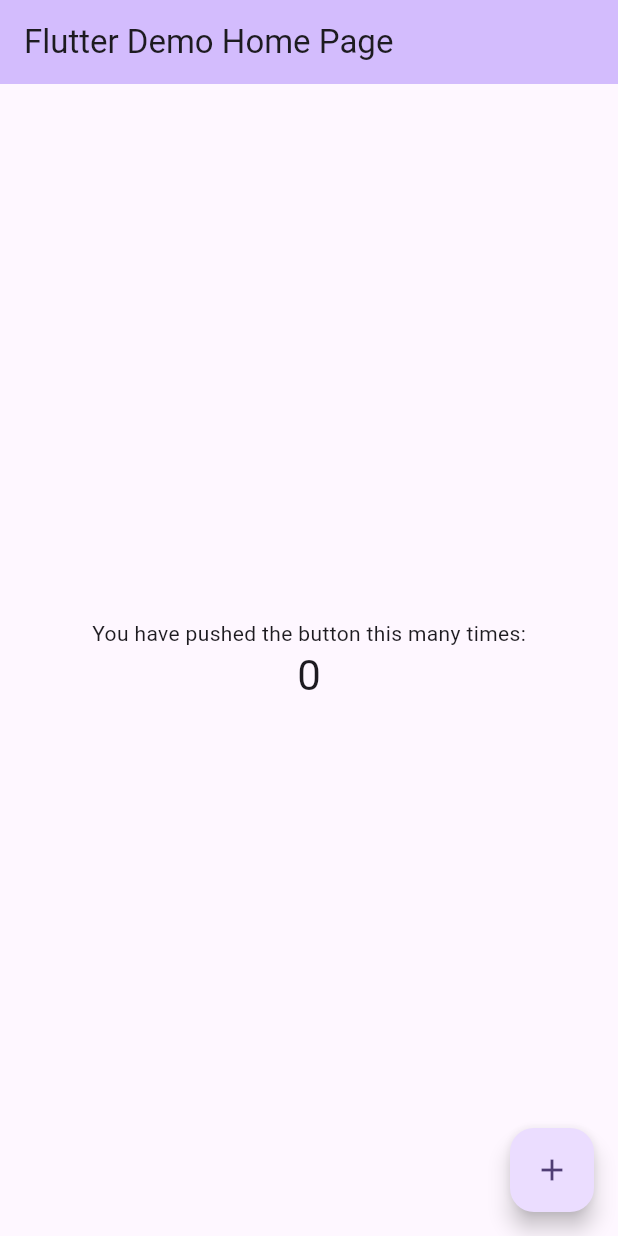
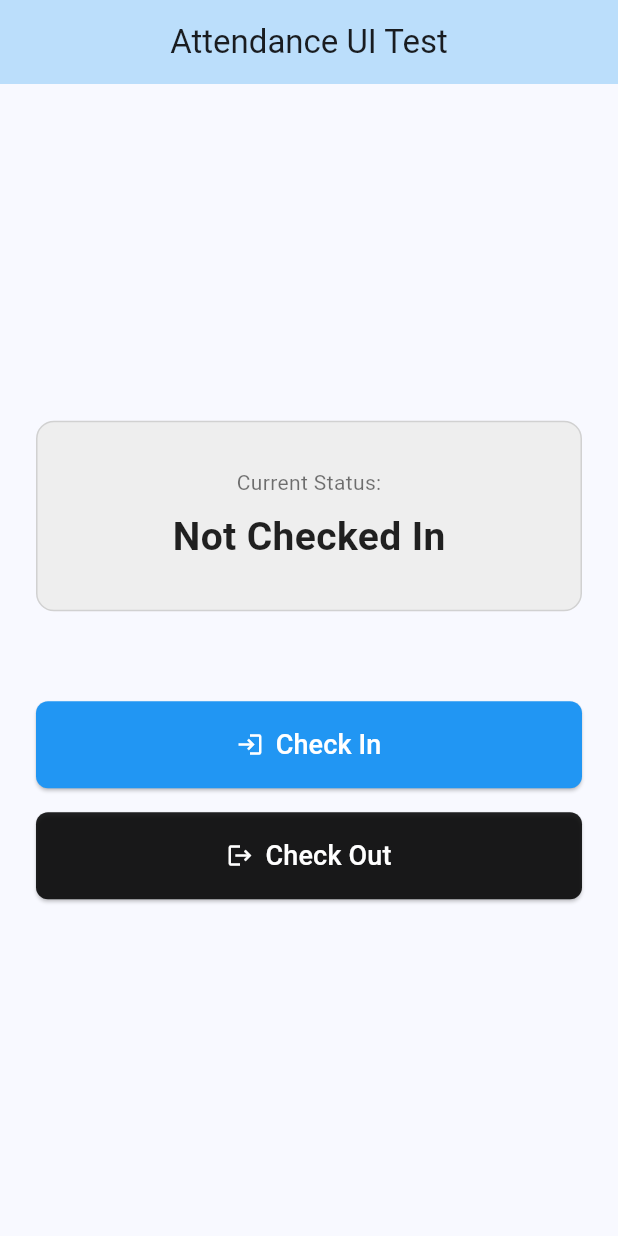
Before and after one commit to RizwanBuhari/smartattendance, a Flutter app: the screen it shows after launch, on a phone screen of 412 x 824 dp. Run offline on Flutter 3.47's test engine with Material 3 defaults, Android fonts, the phone set to English and light mode, and no system bars.

Commit message:
Completed Test 1: Implemented basic local state UI for Check-In and Check-Out buttons

```diff
--- a/mobile/lib/main.dart
+++ b/mobile/lib/main.dart
@@ -1,122 +1,126 @@
 import 'package:flutter/material.dart';
 
 void main() {
-  runApp(const MyApp());
+  runApp(const SmartAttendanceUIApp());
 }
 
-class MyApp extends StatelessWidget {
-  const MyApp({super.key});
+class SmartAttendanceUIApp extends StatelessWidget {
+  const SmartAttendanceUIApp({super.key});
 
-  // This widget is the root of your application.
   @override
   Widget build(BuildContext context) {
     return MaterialApp(
-      title: 'Flutter Demo',
+      debugShowCheckedModeBanner: false,
+      title: 'UI Test 1',
       theme: ThemeData(
-        // This is the theme of your application.
-        //
-        // TRY THIS: Try running your application with "flutter run". You'll see
-        // the application has a purple toolbar. Then, without quitting the app,
-        // try changing the seedColor in the colorScheme below to Colors.green
-        // and then invoke "hot reload" (save your changes or press the "hot
-        // reload" button in a Flutter-supported IDE, or press "r" if you used
-        // the command line to start the app).
-        //
-        // Notice that the counter didn't reset back to zero; the application
-        // state is not lost during the reload. To reset the state, use hot
-        // restart instead.
-        //
-        // This works for code too, not just values: Most code changes can be
-        // tested with just a hot reload.
-        colorScheme: ColorScheme.fromSeed(seedColor: Colors.deepPurple),
+        colorScheme: ColorScheme.fromSeed(seedColor: Colors.blue),
+        useMaterial3: true,
       ),
-      home: const MyHomePage(title: 'Flutter Demo Home Page'),
+      home: const AttendanceScreen(),
     );
   }
 }
 
-class MyHomePage extends StatefulWidget {
-  const MyHomePage({super.key, required this.title});
-
-  // This widget is the home page of your application. It is stateful, meaning
-  // that it has a State object (defined below) that contains fields that affect
-  // how it looks.
-
-  // This class is the configuration for the state. It holds the values (in this
-  // case the title) provided by the parent (in this case the App widget) and
-  // used by the build method of the State. Fields in a Widget subclass are
-  // always marked "final".
-
-  final String title;
+class AttendanceScreen extends StatefulWidget {
+  const AttendanceScreen({super.key});
 
   @override
-  State<MyHomePage> createState() => _MyHomePageState();
+  State<AttendanceScreen> createState() => _AttendanceScreenState();
 }
 
-class _MyHomePageState extends State<MyHomePage> {
-  int _counter = 0;
+class _AttendanceScreenState extends State<AttendanceScreen> {
+  // Local state tracker
+  String _currentStatus = "Not Checked In";
+  Color _statusColor = Colors.grey.shade200;
+  Color _textColor = Colors.black87;
 
-  void _incrementCounter() {
+  void _handleCheckIn() {
     setState(() {
-      // This call to setState tells the Flutter framework that something has
-      // changed in this State, which causes it to rerun the build method below
-      // so that the display can reflect the updated values. If we changed
-      // _counter without calling setState(), then the build method would not be
-      // called again, and so nothing would appear to happen.
-      _counter++;
+      _currentStatus = "Checked In";
+      _statusColor = Colors.green.shade100;
+      _textColor = Colors.green.shade900;
+    });
+  }
+
+  void _handleCheckOut() {
+    setState(() {
+      _currentStatus = "Checked Out";
+      _statusColor = Colors.red.shade100;
+      _textColor = Colors.red.shade900;
     });
   }
 
   @override
   Widget build(BuildContext context) {
-    // This method is rerun every time setState is called, for instance as done
-    // by the _incrementCounter method above.
-    //
-    // The Flutter framework has been optimized to make rerunning build methods
-    // fast, so that you can just rebuild anything that needs updating rather
-    // than having to individually change instances of widgets.
     return Scaffold(
       appBar: AppBar(
-        // TRY THIS: Try changing the color here to a specific color (to
-        // Colors.amber, perhaps?) and trigger a hot reload to see the AppBar
-        // change color while the other colors stay the same.
-        backgroundColor: Theme.of(context).colorScheme.inversePrimary,
-        // Here we take the value from the MyHomePage object that was created by
-        // the App.build method, and use it to set our appbar title.
-        title: Text(widget.title),
+        title: const Text('Attendance UI Test'),
+        centerTitle: true,
+        backgroundColor: Colors.blue.shade100,
       ),
-      body: Center(
-        // Center is a layout widget. It takes a single child and positions it
-        // in the middle of the parent.
+      body: Padding(
+        padding: const EdgeInsets.all(24.0),
         child: Column(
-          // Column is also a layout widget. It takes a list of children and
-          // arranges them vertically. By default, it sizes itself to fit its
-          // children horizontally, and tries to be as tall as its parent.
-          //
-          // Column has various properties to control how it sizes itself and
-          // how it positions its children. Here we use mainAxisAlignment to
-          // center the children vertically; the main axis here is the vertical
-          // axis because Columns are vertical (the cross axis would be
-          // horizontal).
-          //
-          // TRY THIS: Invoke "debug painting" (choose the "Toggle Debug Paint"
-          // action in the IDE, or press "p" in the console), to see the
-          // wireframe for each widget.
           mainAxisAlignment: MainAxisAlignment.center,
-          children: <Widget>[
-            const Text('You have pushed the button this many times:'),
-            Text(
-              '$_counter',
-              style: Theme.of(context).textTheme.headlineMedium,
+          crossAxisAlignment: CrossAxisAlignment.stretch,
+          children: [
+            // Status Card Box
+            Container(
+              padding: const EdgeInsets.symmetric(vertical: 30, horizontal: 16),
+              decoration: BoxDecoration(
+                color: _statusColor,
+                borderRadius: BorderRadius.circular(12),
+                border: Border.all(color: Colors.black12),
+              ),
+              child: Column(
+                children: [
+                  const Text(
+                    "Current Status:",
+                    style: TextStyle(fontSize: 14, color: Colors.black54),
+                  ),
+                  const SizedBox(height: 8),
+                  Text(
+                    _currentStatus,
+                    style: TextStyle(
+                      fontSize: 26,
+                      fontWeight: FontWeight.bold,
+                      color: _textColor,
+                    ),
+                  ),
+                ],
+              ),
+            ),
+            const SizedBox(height: 60),
+
+            // CHECK IN BUTTON
+            ElevatedButton.icon(
+              onPressed: _handleCheckIn,
+              icon: const Icon(Icons.login),
+              label: const Text('Check In', style: TextStyle(fontSize: 18)),
+              style: ElevatedButton.styleFrom(
+                backgroundColor: Colors.blue,
+                foregroundColor: Colors.white,
+                padding: const EdgeInsets.symmetric(vertical: 16),
+                shape: RoundedRectangleBorder(borderRadius: BorderRadius.circular(8)),
+              ),
+            ),
+            const SizedBox(height: 16),
+
+            // CHECK OUT BUTTON
+            ElevatedButton.icon(
+              onPressed: _handleCheckOut,
+              icon: const Icon(Icons.logout),
+              label: const Text('Check Out', style: TextStyle(fontSize: 18)),
+              style: ElevatedButton.styleFrom(
+                backgroundColor: Colors.black87,
+                foregroundColor: Colors.white,
+                padding: const EdgeInsets.symmetric(vertical: 16),
+                shape: RoundedRectangleBorder(borderRadius: BorderRadius.circular(8)),
+              ),
             ),
           ],
         ),
       ),
-      floatingActionButton: FloatingActionButton(
-        onPressed: _incrementCounter,
-        tooltip: 'Increment',
-        child: const Icon(Icons.add),
-      ), // This trailing comma makes auto-formatting nicer for build methods.
     );
   }
 }
--- a/mobile/pubspec.yaml
+++ b/mobile/pubspec.yaml
@@ -34,6 +34,7 @@ dependencies:
   # The following adds the Cupertino Icons font to your application.
   # Use with the CupertinoIcons class for iOS style icons.
   cupertino_icons: ^1.0.8
+  geolocator: ^14.0.3
 
 dev_dependencies:
   flutter_test:
```
Also changed, not shown: mobile/pubspec.lock, 4 other files.
